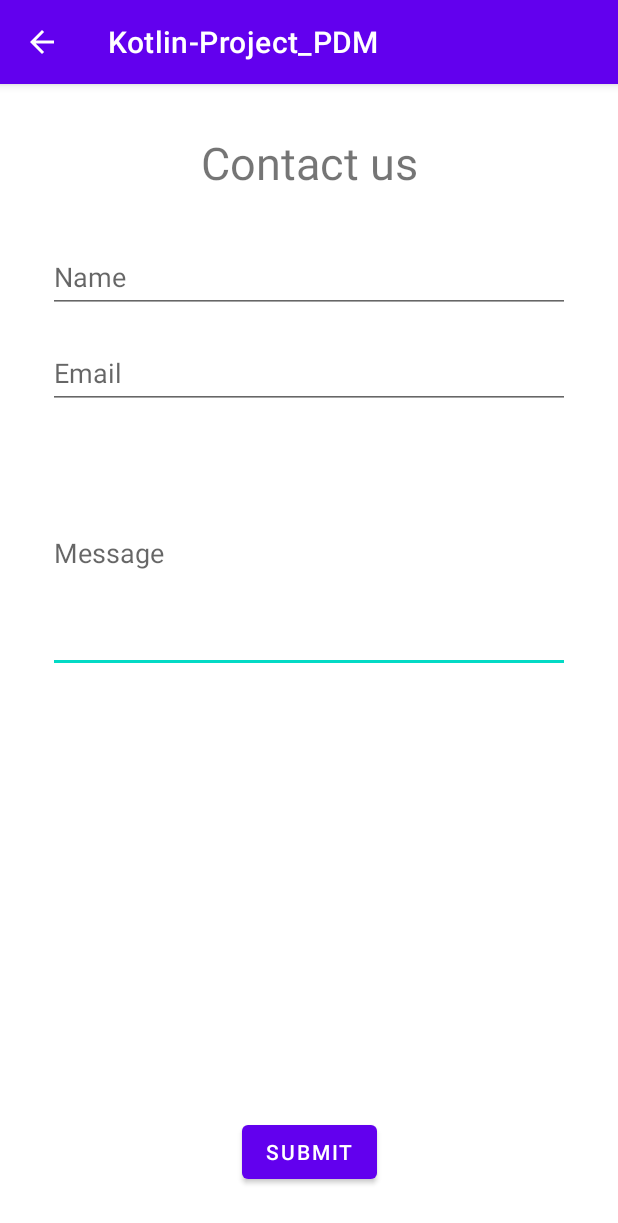
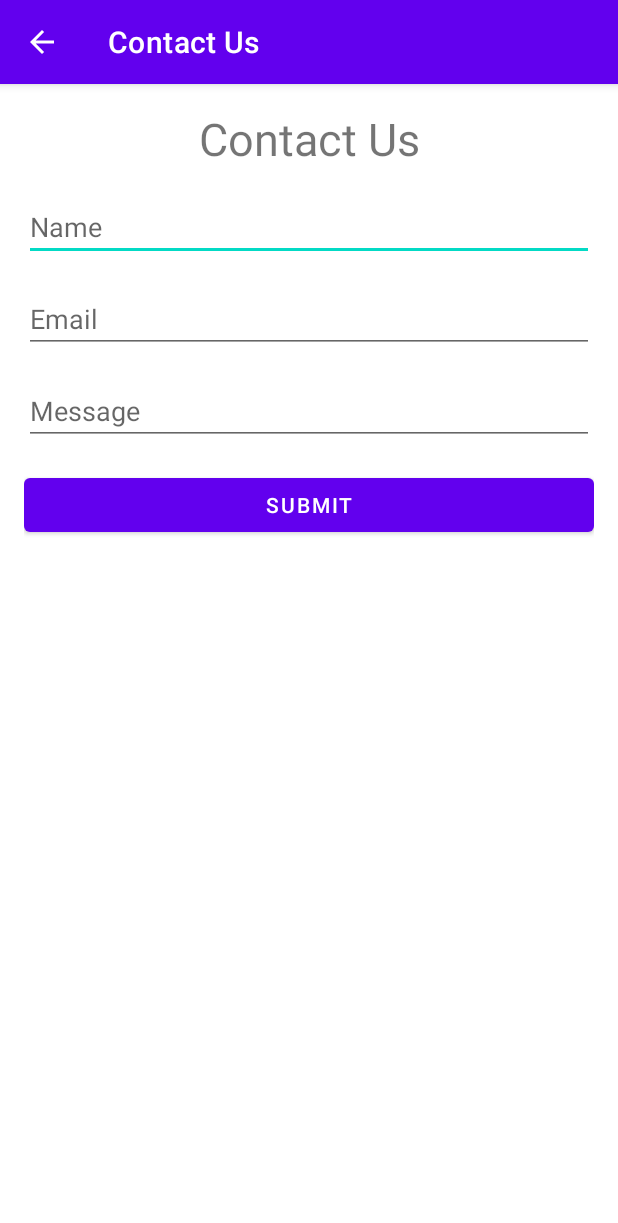
Before and after one commit to vasilcanumarius22/Proiect_Kotlin_PDM, an Android app: the MainActivity screen opened directly, with no data from a screen before it, after a tap on "CONTACT", on a phone screen of 412 x 824 dp. Shown: the top 1223 px of the screen. Run offline under Robolectric (Android 15) with nearby library versions, the phone set to English and light mode, and no system bars; our stand-ins replace navigation-ui.

Commit message:
title changes, contact form ui, etc.

```diff
--- a/Kotlin-Project_PDM/app/src/main/java/com/example/kotlin_project_pdm/MainActivity.kt
+++ b/Kotlin-Project_PDM/app/src/main/java/com/example/kotlin_project_pdm/MainActivity.kt
@@ -46,17 +46,18 @@ class MainActivity : AppCompatActivity() {
 
         setSupportActionBar(binding.appBarMain.toolbar)
 
-        val drawerLayout: DrawerLayout = binding.drawerLayout
-        val navView: NavigationView = binding.navView
-        val navController = findNavController(R.id.nav_host_fragment_content_main)
-        // Passing each menu ID as a set of Ids because each
-        // menu should be considered as top level destinations.
-        appBarConfiguration = AppBarConfiguration(
-            setOf(R.id.nav_home),
-            drawerLayout
-        )
-        setupActionBarWithNavController(navController, appBarConfiguration)
-        navView.setupWithNavController(navController)
+        // TODO: NO DRAWER PLS
+//        val drawerLayout: DrawerLayout = binding.drawerLayout
+//        val navView: NavigationView = binding.navView
+//        val navController = findNavController(R.id.nav_host_fragment_content_main)
+//        // Passing each menu ID as a set of Ids because each
+//        // menu should be considered as top level destinations.
+//        appBarConfiguration = AppBarConfiguration(
+//            setOf(R.id.nav_home),
+//            drawerLayout
+//        )
+//        setupActionBarWithNavController(navController, appBarConfiguration)
+//        navView.setupWithNavController(navController)
     }
 
     override fun onCreateOptionsMenu(menu: Menu): Boolean {
--- a/Kotlin-Project_PDM/app/src/main/res/layout/activity_contact.xml
+++ b/Kotlin-Project_PDM/app/src/main/res/layout/activity_contact.xml
@@ -1,72 +1,49 @@
 <?xml version="1.0" encoding="utf-8"?>
-<androidx.constraintlayout.widget.ConstraintLayout xmlns:android="http://schemas.android.com/apk/res/android"
+<LinearLayout xmlns:android="http://schemas.android.com/apk/res/android"
     xmlns:app="http://schemas.android.com/apk/res-auto"
     xmlns:tools="http://schemas.android.com/tools"
     android:layout_width="match_parent"
     android:layout_height="match_parent"
-    tools:context=".ui.slideshow.SlideshowFragment">
+    android:orientation="vertical"
+    android:padding="16dp">
 
     <TextView
         android:id="@+id/tvNameLabel"
-        android:layout_width="wrap_content"
+        android:layout_width="match_parent"
         android:layout_height="wrap_content"
-        android:layout_marginTop="32dp"
-        android:text="@string/CONTACT_US"
+        android:gravity="center"
+        android:text="@string/contact_header"
         android:textSize="30sp"
-        app:layout_constraintEnd_toEndOf="parent"
-        app:layout_constraintStart_toStartOf="parent"
-        app:layout_constraintTop_toTopOf="parent" />
+        android:layout_marginBottom="16dp"/>
+
+    <EditText
+        android:id="@+id/etName"
+        android:layout_width="match_parent"
+        android:layout_height="wrap_content"
+        android:hint="Name"
+        android:inputType="textPersonName"
+        android:layout_marginBottom="16dp"/>
+
+    <EditText
+        android:id="@+id/etEmail"
+        android:layout_width="match_parent"
+        android:layout_height="wrap_content"
+        android:hint="Email"
+        android:inputType="textEmailAddress"
+        android:layout_marginBottom="16dp"/>
 
     <EditText
         android:id="@+id/etMessage"
-        android:layout_width="0dp"
-        android:layout_height="160dp"
-        android:layout_marginStart="32dp"
-        android:layout_marginTop="16dp"
-        android:layout_marginEnd="32dp"
+        android:layout_width="match_parent"
+        android:layout_height="wrap_content"
         android:hint="Message"
         android:inputType="textMultiLine"
-        app:layout_constraintEnd_toEndOf="parent"
-        app:layout_constraintStart_toStartOf="parent"
-        app:layout_constraintTop_toBottomOf="@+id/etEmail" />
-
-    <EditText
-        android:id="@+id/etEmail"
-        android:layout_width="0dp"
-        android:layout_height="48dp"
-        android:layout_marginStart="32dp"
-        android:layout_marginTop="16dp"
-        android:layout_marginEnd="32dp"
-        android:layout_marginBottom="77dp"
-        android:hint="Email"
-        android:inputType="textEmailAddress"
-        app:layout_constraintBottom_toTopOf="@+id/etMessage"
-        app:layout_constraintEnd_toEndOf="parent"
-        app:layout_constraintStart_toStartOf="parent"
-        app:layout_constraintTop_toBottomOf="@+id/etName" />
-
-    <EditText
-        android:id="@+id/etName"
-        android:layout_width="0dp"
-        android:layout_height="48dp"
-        android:layout_marginStart="32dp"
-        android:layout_marginTop="32dp"
-        android:layout_marginEnd="32dp"
-        android:hint="Name"
-        android:inputType="textPersonName"
-        app:layout_constraintBottom_toTopOf="@+id/etEmail"
-        app:layout_constraintEnd_toEndOf="parent"
-        app:layout_constraintStart_toStartOf="parent"
-        app:layout_constraintTop_toBottomOf="@+id/tvNameLabel" />
+        android:layout_marginBottom="16dp"/>
 
     <Button
         android:id="@+id/btnSubmit"
-        android:layout_width="wrap_content"
+        android:layout_width="match_parent"
         android:layout_height="wrap_content"
-        android:layout_marginBottom="32dp"
-        android:text="Submit"
-        app:layout_constraintBottom_toBottomOf="parent"
-        app:layout_constraintEnd_toEndOf="parent"
-        app:layout_constraintStart_toStartOf="parent" />
+        android:text="Submit" />
 
-</androidx.constraintlayout.widget.ConstraintLayout>
+</LinearLayout>
--- a/Kotlin-Project_PDM/app/src/main/res/layout/activity_weather.xml
+++ b/Kotlin-Project_PDM/app/src/main/res/layout/activity_weather.xml
@@ -24,7 +24,7 @@
         android:layout_width="wrap_content"
         android:layout_height="wrap_content"
         android:layout_marginTop="16dp"
-        android:text="Fetch Weather"/>
+        android:text="@string/fetch_weather_string"/>
 
 
     <TextView
@@ -53,7 +53,7 @@
         android:layout_width="wrap_content"
         android:layout_height="wrap_content"
         android:layout_marginTop="16dp"
-        android:text="Get weather by current location" />
+        android:text="@string/get_current_location_weather_string" />
 
 
 </LinearLayout>
--- a/Kotlin-Project_PDM/app/src/main/res/menu/activity_main_drawer.xml
+++ b/Kotlin-Project_PDM/app/src/main/res/menu/activity_main_drawer.xml
@@ -25,6 +25,6 @@
         <item
             android:id="@+id/nav_contact"
             android:icon="@drawable/ic_contact"
-            android:title="@string/CONTACT" />
+            android:title="@string/menu_contact" />
     </group>
 </menu>
```
Also changed, not shown: Kotlin-Project_PDM/app/src/main/AndroidManifest.xml (+40 -23 lines), Kotlin-Project_PDM/app/src/main/java/com/example/kotlin_project_pdm/ui/weather/WeatherActivity.kt (+6 -5 lines), Kotlin-Project_PDM/app/src/main/res/layout/activity_about_us.xml (+6 -6 lines), Kotlin-Project_PDM/app/src/main/res/layout/activity_login.xml (+5 -5 lines), Kotlin-Project_PDM/app/src/main/res/values/strings.xml (+31 -26 lines).
